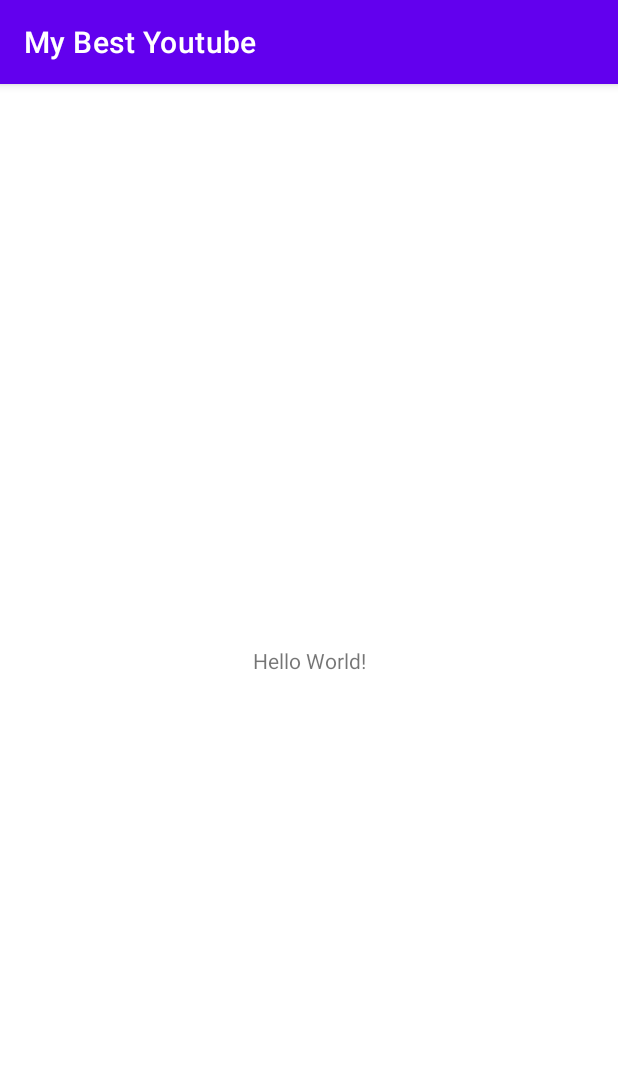
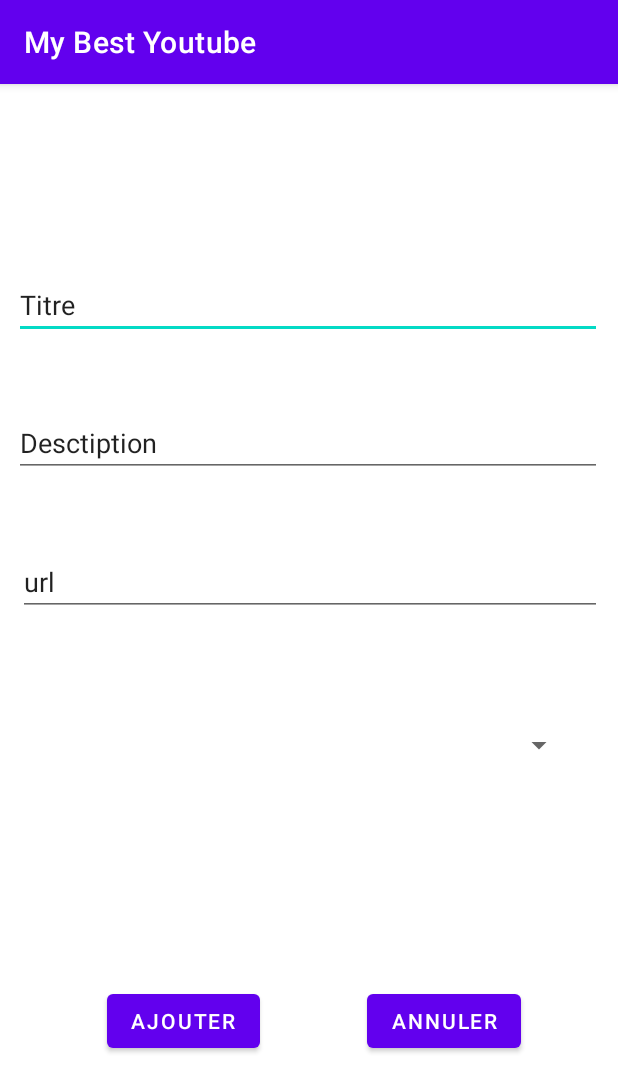
Before and after one commit to ibra-khalilie/bestYoutube, an Android app: the screen it shows after launch (MainActivity), on a phone screen of 412 x 824 dp. Shown: the top 1092 px of the screen. Run offline under Robolectric (Android 15) with nearby library versions, the phone set to English and light mode, and no system bars.

Commit message:
j ai fait la disposition du add_youtube xml

```diff
--- a/app/src/main/java/com/example/mybestyoutube/Vue/MainActivity.java
+++ b/app/src/main/java/com/example/mybestyoutube/Vue/MainActivity.java
@@ -11,6 +11,6 @@ public class MainActivity extends AppCompatActivity {
     @Override
     protected void onCreate(Bundle savedInstanceState) {
         super.onCreate(savedInstanceState);
-        setContentView(R.layout.activity_main);
+        setContentView(R.layout.add_youtube_activity);
     }
 }
--- a/app/src/main/res/layout/activity_main.xml
+++ b/app/src/main/res/layout/activity_main.xml
@@ -15,4 +15,7 @@
         app:layout_constraintStart_toStartOf="parent"
         app:layout_constraintTop_toTopOf="parent" />
 
+
+
+
 </androidx.constraintlayout.widget.ConstraintLayout>
--- /dev/null
+++ b/app/src/main/res/layout/add_youtube_activity.xml
@@ -0,0 +1,89 @@
+<?xml version="1.0" encoding="utf-8"?>
+<androidx.constraintlayout.widget.ConstraintLayout
+    xmlns:android="http://schemas.android.com/apk/res/android"
+    xmlns:app="http://schemas.android.com/apk/res-auto"
+    xmlns:tools="http://schemas.android.com/tools"
+    android:layout_width="match_parent"
+    android:layout_height="match_parent"
+
+    >
+
+    <EditText
+        android:id="@+id/title"
+        android:layout_width="392dp"
+        android:layout_height="44dp"
+        android:ems="10"
+        android:text="Titre"
+        app:layout_constraintBottom_toBottomOf="parent"
+        app:layout_constraintEnd_toEndOf="parent"
+        app:layout_constraintHorizontal_bias="0.473"
+        app:layout_constraintStart_toStartOf="parent"
+        app:layout_constraintTop_toTopOf="parent"
+        app:layout_constraintVertical_bias="0.174" />
+
+    <EditText
+        android:id="@+id/desc"
+        android:layout_width="392dp"
+        android:layout_height="44dp"
+        android:ems="10"
+        android:text="Desctiption"
+        app:layout_constraintBottom_toBottomOf="parent"
+        app:layout_constraintEnd_toEndOf="parent"
+        app:layout_constraintHorizontal_bias="0.473"
+        app:layout_constraintStart_toStartOf="parent"
+        app:layout_constraintTop_toTopOf="parent"
+        app:layout_constraintVertical_bias="0.301" />
+
+    <EditText
+        android:id="@+id/url"
+        android:layout_width="389dp"
+        android:layout_height="41dp"
+        android:ems="10"
+        android:inputType="textPersonName"
+        android:text="url"
+        app:layout_constraintBottom_toBottomOf="parent"
+        app:layout_constraintEnd_toEndOf="parent"
+        app:layout_constraintHorizontal_bias="0.526"
+        app:layout_constraintStart_toStartOf="parent"
+        app:layout_constraintTop_toTopOf="parent"
+        app:layout_constraintVertical_bias="0.431" />
+
+    <Button
+        android:id="@+id/btlUndo"
+        android:layout_width="wrap_content"
+        android:layout_height="wrap_content"
+        android:text="Annuler"
+        app:layout_constraintBottom_toBottomOf="parent"
+        app:layout_constraintEnd_toEndOf="parent"
+        app:layout_constraintHorizontal_bias="0.791"
+        app:layout_constraintStart_toStartOf="parent"
+        app:layout_constraintTop_toTopOf="parent"
+        app:layout_constraintVertical_bias="0.834" />
+
+    <Button
+        android:id="@+id/btnAdd"
+        android:layout_width="wrap_content"
+        android:layout_height="wrap_content"
+        android:text="Ajouter"
+        app:layout_constraintBottom_toBottomOf="parent"
+        app:layout_constraintEnd_toEndOf="parent"
+        app:layout_constraintHorizontal_bias="0.23"
+        app:layout_constraintStart_toStartOf="parent"
+        app:layout_constraintTop_toTopOf="parent"
+        app:layout_constraintVertical_bias="0.834"
+     />
+
+    <Spinner
+        android:id="@+id/spinner"
+        android:layout_width="352dp"
+        android:layout_height="55dp"
+        android:textColor="@color/black"
+        android:fontFamily="@color/teal_700"
+        app:layout_constraintBottom_toBottomOf="parent"
+        app:layout_constraintEnd_toEndOf="parent"
+        app:layout_constraintHorizontal_bias="0.526"
+        app:layout_constraintStart_toStartOf="parent"
+        app:layout_constraintTop_toTopOf="parent"
+        app:layout_constraintVertical_bias="0.58" />
+
+</androidx.constraintlayout.widget.ConstraintLayout>
```
